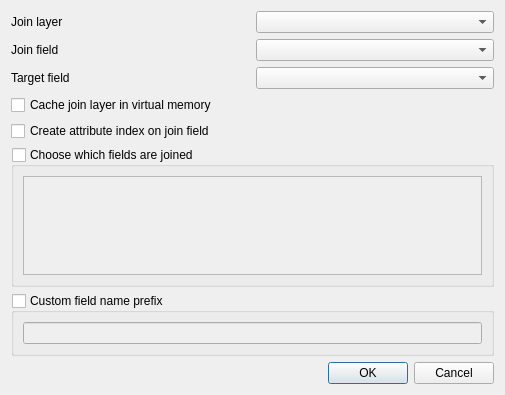
Old version of the form src/ui/qgsjoindialogbase.ui in the repository qgis/QGIS.
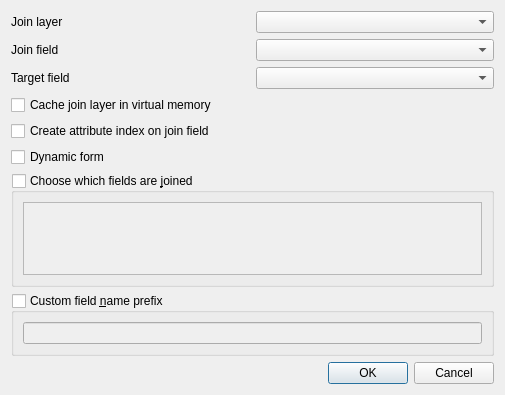
New version of the form. Custom widgets are drawn as their Qt base class.

Commit message: [needs-doc] New option to update joined fields in form

The edit to the form file:
```diff
--- a/src/ui/qgsjoindialogbase.ui
+++ b/src/ui/qgsjoindialogbase.ui
@@ -44,10 +44,10 @@
    <item row="2" column="1">
     <widget class="QgsFieldComboBox" name="mTargetFieldComboBox"/>
    </item>
-   <item row="5" column="0" colspan="2">
+   <item row="6" column="0" colspan="2">
     <widget class="QgsCollapsibleGroupBox" name="mUseJoinFieldsSubset">
      <property name="title">
-      <string>Choose which fields are joined</string>
+      <string>Choose which fields are &amp;joined</string>
      </property>
      <property name="checkable">
       <bool>true</bool>
@@ -65,10 +65,10 @@
      </layout>
     </widget>
    </item>
-   <item row="6" column="0" colspan="2">
+   <item row="7" column="0" colspan="2">
     <widget class="QgsCollapsibleGroupBox" name="mUseCustomPrefix">
      <property name="title">
-      <string>Custom field name prefix</string>
+      <string>Custom field &amp;name prefix</string>
      </property>
      <property name="checkable">
       <bool>true</bool>
@@ -86,7 +86,7 @@
      </layout>
     </widget>
    </item>
-   <item row="7" column="0">
+   <item row="8" column="0">
     <spacer name="verticalSpacer">
      <property name="orientation">
       <enum>Qt::Vertical</enum>
@@ -126,6 +126,13 @@
      </property>
     </widget>
    </item>
+   <item row="5" column="0">
+    <widget class="QCheckBox" name="mDynamicFormCheckBox">
+     <property name="text">
+      <string>Dynamic form</string>
+     </property>
+    </widget>
+   </item>
   </layout>
  </widget>
  <customwidgets>
```
Left out of the diff: 2 changed lines with no effect on the pictures. The commit also changes 7 other files.
